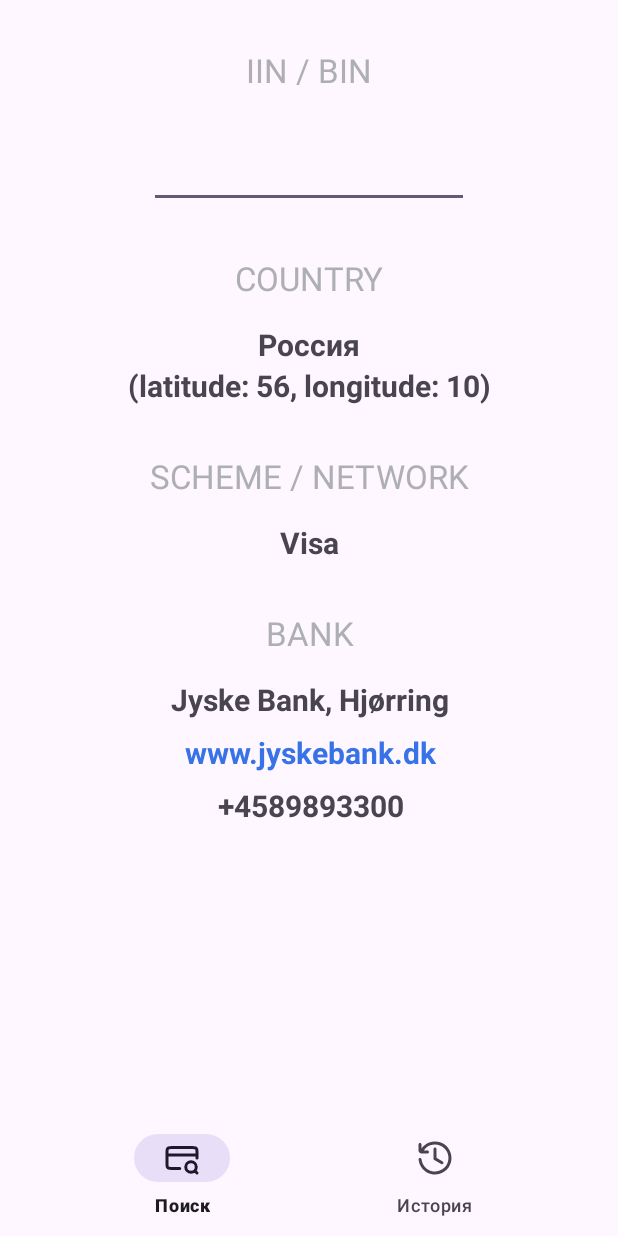
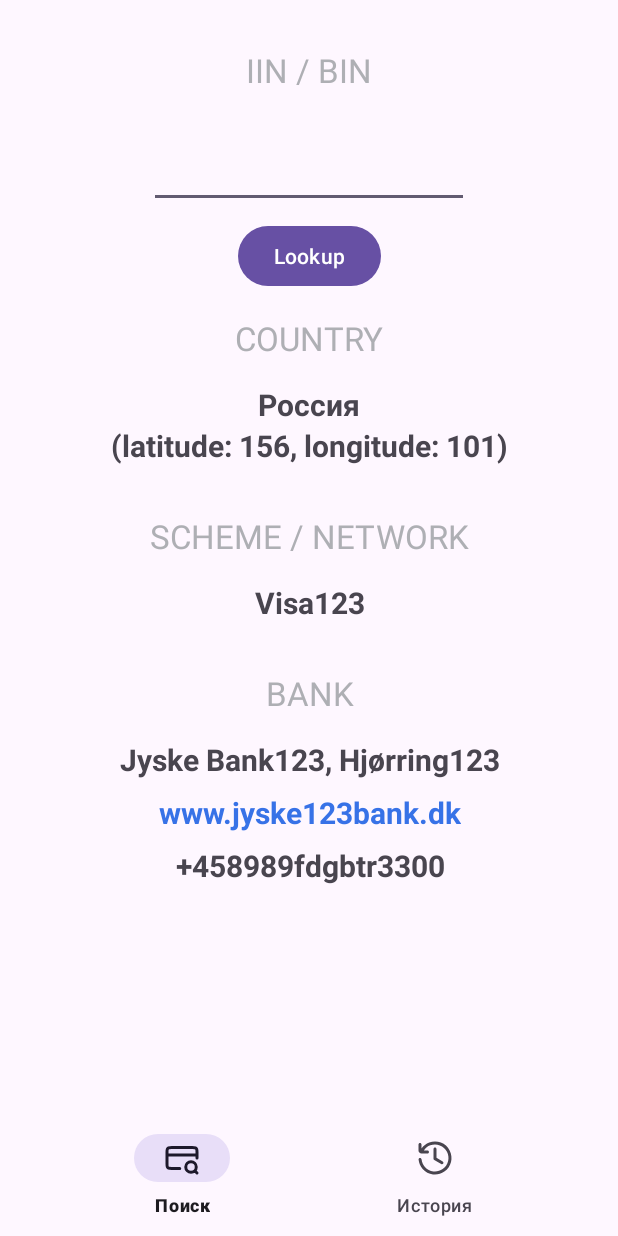
Before and after one commit to ValentinPside/BINLIST, an Android app: the screen it shows after launch (MainActivity), on a phone screen of 412 x 824 dp. Run offline under Robolectric (Android 15) with nearby library versions, the phone set to English and light mode, and no system bars; our stand-ins replace Dagger/Hilt's generated code, navigation-ui.

Commit message:
Search data update

```diff
--- a/app/src/main/java/com/example/binlist/di/AppComponent.kt
+++ b/app/src/main/java/com/example/binlist/di/AppComponent.kt
@@ -14,6 +14,7 @@ import javax.inject.Singleton
 )
 interface AppComponent {
 
+    fun searchComponent(): SearchComponent
     @Component.Factory
     interface AppComponentFactory {
         fun create(@BindsInstance context: Context): AppComponent
--- /dev/null
+++ b/app/src/main/java/com/example/binlist/di/SearchComponent.kt
@@ -0,0 +1,9 @@
+package com.example.binlist.di
+
+import com.example.binlist.presentation.SearchViewModel
+import dagger.Subcomponent
+
+@Subcomponent
+interface SearchComponent {
+    fun viewModel(): SearchViewModel
+}
--- a/app/src/main/java/com/example/binlist/presentation/SearchFragment.kt
+++ b/app/src/main/java/com/example/binlist/presentation/SearchFragment.kt
@@ -1,31 +1,77 @@
 package com.example.binlist.presentation
 
+import android.annotation.SuppressLint
 import androidx.fragment.app.viewModels
 import android.os.Bundle
+import android.text.Editable
+import android.text.TextWatcher
 import androidx.fragment.app.Fragment
 import android.view.LayoutInflater
 import android.view.View
 import android.view.ViewGroup
-import com.example.binlist.R
+import android.widget.Toast
+import androidx.lifecycle.Lifecycle
+import androidx.lifecycle.lifecycleScope
+import androidx.lifecycle.repeatOnLifecycle
+import com.example.binlist.app.App
+import com.example.binlist.databinding.FragmentSearchBinding
+import com.example.binlist.domain.models.Card
+import com.example.binlist.utils.Factory
+import kotlinx.coroutines.launch
 
 class SearchFragment : Fragment() {
 
-    companion object {
-        fun newInstance() = SearchFragment()
-    }
-
-    private val viewModel: SearchViewModel by viewModels()
-
-    override fun onCreate(savedInstanceState: Bundle?) {
-        super.onCreate(savedInstanceState)
-
-        // TODO: Use the ViewModel
+    private var _binding: FragmentSearchBinding? = null
+    private val binding get() = _binding!!
+    private val viewModel by viewModels<SearchViewModel> {
+        Factory {
+            App.appComponent.searchComponent().viewModel()
+        }
     }
 
     override fun onCreateView(
-        inflater: LayoutInflater, container: ViewGroup?,
+        inflater: LayoutInflater,
+        container: ViewGroup?,
         savedInstanceState: Bundle?
     ): View {
-        return inflater.inflate(R.layout.fragment_search, container, false)
+        _binding = FragmentSearchBinding.inflate(inflater, container, false)
+        return binding.root
+    }
+
+    override fun onViewCreated(view: View, savedInstanceState: Bundle?) {
+        super.onViewCreated(view, savedInstanceState)
+        binding.button.setOnClickListener {
+            val bin = binding.editTextNumberSigned.text.toString()
+            viewModel.getCard(bin)
+        }
+        viewLifecycleOwner.lifecycleScope.launch {
+            repeatOnLifecycle(Lifecycle.State.STARTED) {
+                viewModel.observeUi().collect { state ->
+                    state.card?.let { setData(it) }
+                    state.error?.let {
+                        Toast.makeText(
+                            requireContext(),
+                            getString(it),
+                            Toast.LENGTH_SHORT
+                        ).show()
+                    }
+                }
+            }
+        }
+    }
+
+    @SuppressLint("SetTextI18n")
+    private fun setData(card: Card) {
+        binding.countryName.text = card.country.name
+        binding.coordinatyName.text = "(latitude: ${card.country.latitude}, longitude: ${card.country.longitude})"
+        binding.typeName.text = card.scheme
+        binding.nameAndCityName.text = "${card.bank.name}, ${card.bank.city}"
+        binding.urlName.text = card.bank.url
+        binding.phoneName.text = card.bank.phone
+    }
+
+    override fun onDestroyView() {
+        super.onDestroyView()
+        _binding = null
     }
 }
--- a/app/src/main/java/com/example/binlist/presentation/SearchViewModel.kt
+++ b/app/src/main/java/com/example/binlist/presentation/SearchViewModel.kt
@@ -1,7 +1,36 @@
 package com.example.binlist.presentation
 
 import androidx.lifecycle.ViewModel
+import androidx.lifecycle.viewModelScope
+import com.example.binlist.R
+import com.example.binlist.domain.Repository
+import com.example.binlist.domain.models.Card
+import kotlinx.coroutines.flow.MutableStateFlow
+import kotlinx.coroutines.flow.asStateFlow
+import kotlinx.coroutines.flow.update
+import kotlinx.coroutines.launch
+import javax.inject.Inject
 
-class SearchViewModel : ViewModel() {
-    // TODO: Implement the ViewModel
+class SearchViewModel @Inject constructor(
+    private val repository: Repository
+) : ViewModel() {
+
+    private val state = MutableStateFlow(SearchState())
+    fun observeUi() = state.asStateFlow()
+
+    fun getCard(bin: String) {
+        viewModelScope.launch {
+            try {
+                val card = repository.getCard(bin)
+                state.update { it.copy(card = card, error = null) }
+            } catch (e: Exception) {
+                state.update { it.copy(error = R.string.error_message) }
+            }
+        }
+    }
 }
+
+data class SearchState(
+    val card: Card? = null,
+    val error: Int? = null
+)
--- a/app/src/main/java/com/example/binlist/utils/Constants.kt
+++ b/app/src/main/java/com/example/binlist/utils/Constants.kt
@@ -2,4 +2,5 @@ package com.example.binlist.utils
 
 object Constants {
     const val BASE_URL = "https://lookup.binlist.net/"
+    const val SEARCH_DEBOUNCE_DELAY = 2000L
 }
--- /dev/null
+++ b/app/src/main/java/com/example/binlist/utils/Factory.kt
@@ -0,0 +1,12 @@
+package com.example.binlist.utils
+
+import androidx.lifecycle.ViewModel
+import androidx.lifecycle.ViewModelProvider
+
+class Factory<T : ViewModel>(private val create: () -> T) : ViewModelProvider.Factory {
+
+    override fun <T : ViewModel> create(modelClass: Class<T>): T {
+        return create.invoke() as T
+    }
+
+}
--- a/app/src/main/res/layout/fragment_search.xml
+++ b/app/src/main/res/layout/fragment_search.xml
@@ -23,12 +23,12 @@
         android:id="@+id/country"
         android:layout_width="wrap_content"
         android:layout_height="wrap_content"
-        android:layout_marginTop="32dp"
+        android:layout_marginTop="16dp"
         android:text="COUNTRY"
+        android:theme="@style/gray_style"
         app:layout_constraintEnd_toEndOf="parent"
         app:layout_constraintStart_toStartOf="parent"
-        app:layout_constraintTop_toBottomOf="@+id/editTextNumberSigned"
-        android:theme="@style/gray_style"/>
+        app:layout_constraintTop_toBottomOf="@+id/button" />
 
     <TextView
         android:id="@+id/countryName"
@@ -45,7 +45,7 @@
         android:id="@+id/coordinatyName"
         android:layout_width="wrap_content"
         android:layout_height="wrap_content"
-        android:text="(latitude: 56, longitude: 10)"
+        android:text="(latitude: 156, longitude: 101)"
         app:layout_constraintEnd_toEndOf="@+id/countryName"
         app:layout_constraintStart_toStartOf="@+id/countryName"
         app:layout_constraintTop_toBottomOf="@+id/countryName"
@@ -67,7 +67,7 @@
         android:layout_width="wrap_content"
         android:layout_height="wrap_content"
         android:layout_marginTop="16dp"
-        android:text="Visa"
+        android:text="Visa123"
         app:layout_constraintEnd_toEndOf="@+id/type"
         app:layout_constraintStart_toStartOf="@+id/type"
         app:layout_constraintTop_toBottomOf="@+id/type"
@@ -89,7 +89,7 @@
         android:layout_width="wrap_content"
         android:layout_height="wrap_content"
         android:layout_marginTop="16dp"
-        android:text="Jyske Bank, Hjørring"
+        android:text="Jyske Bank123, Hjørring123"
         app:layout_constraintEnd_toEndOf="@+id/bank"
         app:layout_constraintStart_toStartOf="@+id/bank"
         app:layout_constraintTop_toBottomOf="@+id/bank"
@@ -100,7 +100,7 @@
         android:layout_width="wrap_content"
         android:layout_height="wrap_content"
         android:layout_marginTop="8dp"
-        android:text="www.jyskebank.dk"
+        android:text="www.jyske123bank.dk"
         android:textColor="@color/Blue_yp"
         android:theme="@style/bold_style"
         app:layout_constraintEnd_toEndOf="@+id/nameAndCityName"
@@ -112,7 +112,7 @@
         android:layout_width="wrap_content"
         android:layout_height="wrap_content"
         android:layout_marginTop="8dp"
-        android:text="+4589893300"
+        android:text="+458989fdgbtr3300"
         android:theme="@style/bold_style"
         app:layout_constraintEnd_toEndOf="@+id/urlName"
         app:layout_constraintStart_toStartOf="@+id/urlName"
@@ -128,4 +128,14 @@
         app:layout_constraintStart_toStartOf="parent"
         app:layout_constraintTop_toTopOf="parent"
         android:theme="@style/gray_style"/>
+
+    <Button
+        android:id="@+id/button"
+        android:layout_width="wrap_content"
+        android:layout_height="wrap_content"
+        android:layout_marginTop="8dp"
+        android:text="Lookup"
+        app:layout_constraintEnd_toEndOf="@+id/editTextNumberSigned"
+        app:layout_constraintStart_toStartOf="@+id/editTextNumberSigned"
+        app:layout_constraintTop_toBottomOf="@+id/editTextNumberSigned" />
 </androidx.constraintlayout.widget.ConstraintLayout>
--- a/app/src/main/res/values/strings.xml
+++ b/app/src/main/res/values/strings.xml
@@ -1,3 +1,4 @@
 <resources>
     <string name="app_name">BINLIST</string>
+    <string name="error_message">Что-то пошло не так</string>
 </resources>
```
